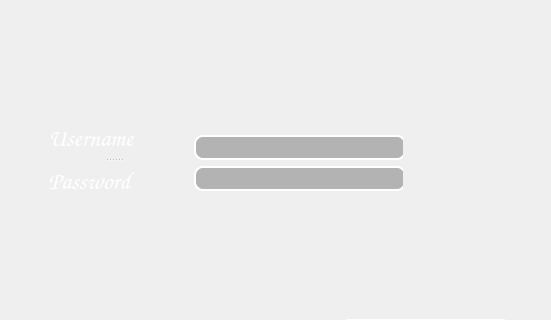
First picture: the form in 3_Solution/PM_Application/PM_GUI_/PM_GUI_.ui, repository liviupopa16/POO_Project_Manager, before the edit; both pictures show x 0 to 551 and y 181 to 501 of the 1005 by 608 pixel window.
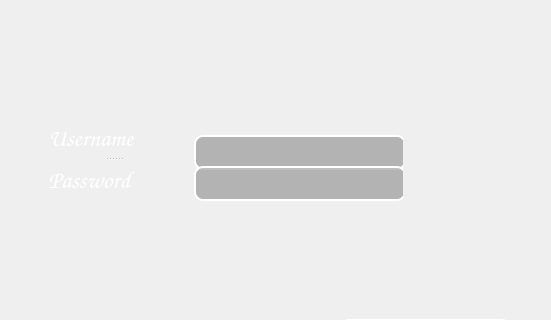
Second picture: the form after the edit. Icons and pictures are not drawn.

```diff
--- a/3_Solution/PM_Application/PM_GUI_/PM_GUI_.ui
+++ b/3_Solution/PM_Application/PM_GUI_/PM_GUI_.ui
@@ -70,6 +70,9 @@
     </property>
    </widget>
    <widget class="QGroupBox" name="groupBox">
+    <property name="enabled">
+     <bool>true</bool>
+    </property>
     <property name="geometry">
      <rect>
       <x>33</x>
@@ -78,6 +81,24 @@
       <height>142</height>
      </rect>
     </property>
+    <property name="sizePolicy">
+     <sizepolicy hsizetype="Fixed" vsizetype="Fixed">
+      <horstretch>0</horstretch>
+      <verstretch>0</verstretch>
+     </sizepolicy>
+    </property>
+    <property name="minimumSize">
+     <size>
+      <width>391</width>
+      <height>142</height>
+     </size>
+    </property>
+    <property name="maximumSize">
+     <size>
+      <width>391</width>
+      <height>142</height>
+     </size>
+    </property>
     <property name="styleSheet">
      <string notr="true">background: transparent;
 border: 0px;
@@ -102,6 +123,24 @@
       <property name="enabled">
        <bool>true</bool>
       </property>
+      <property name="sizePolicy">
+       <sizepolicy hsizetype="Fixed" vsizetype="Fixed">
+        <horstretch>141</horstretch>
+        <verstretch>38</verstretch>
+       </sizepolicy>
+      </property>
+      <property name="minimumSize">
+       <size>
+        <width>141</width>
+        <height>38</height>
+       </size>
+      </property>
+      <property name="maximumSize">
+       <size>
+        <width>141</width>
+        <height>38</height>
+       </size>
+      </property>
       <property name="font">
        <font>
         <family>Comic Sans MS</family>
@@ -123,6 +162,24 @@
       <property name="enabled">
        <bool>true</bool>
       </property>
+      <property name="sizePolicy">
+       <sizepolicy hsizetype="Fixed" vsizetype="Fixed">
+        <horstretch>141</horstretch>
+        <verstretch>38</verstretch>
+       </sizepolicy>
+      </property>
+      <property name="minimumSize">
+       <size>
+        <width>141</width>
+        <height>38</height>
+       </size>
+      </property>
+      <property name="maximumSize">
+       <size>
+        <width>141</width>
+        <height>38</height>
+       </size>
+      </property>
       <property name="font">
        <font>
         <family>Comic Sans MS</family>
@@ -141,7 +198,7 @@
       </property>
      </widget>
     </widget>
-    <widget class="QWidget" name="">
+    <widget class="QWidget" name="layoutWidget">
      <property name="geometry">
       <rect>
        <x>150</x>
@@ -153,6 +210,24 @@
      <layout class="QFormLayout" name="formLayout">
       <item row="0" column="0">
        <widget class="QLineEdit" name="lineEdit_UserName">
+        <property name="sizePolicy">
+         <sizepolicy hsizetype="Fixed" vsizetype="Fixed">
+          <horstretch>212</horstretch>
+          <verstretch>35</verstretch>
+         </sizepolicy>
+        </property>
+        <property name="minimumSize">
+         <size>
+          <width>212</width>
+          <height>35</height>
+         </size>
+        </property>
+        <property name="maximumSize">
+         <size>
+          <width>212</width>
+          <height>35</height>
+         </size>
+        </property>
         <property name="styleSheet">
          <string notr="true">background: transparent;
 font-size:18pt;
@@ -163,10 +238,34 @@
 background: grey;
 background-color: rgba(0, 0, 0, 25%);</string>
         </property>
+        <property name="alignment">
+         <set>Qt::AlignCenter</set>
+        </property>
+        <property name="placeholderText">
+         <string/>
+        </property>
        </widget>
       </item>
       <item row="1" column="0">
        <widget class="QLineEdit" name="lineEdit_Password">
+        <property name="sizePolicy">
+         <sizepolicy hsizetype="Fixed" vsizetype="Fixed">
+          <horstretch>212</horstretch>
+          <verstretch>35</verstretch>
+         </sizepolicy>
+        </property>
+        <property name="minimumSize">
+         <size>
+          <width>212</width>
+          <height>35</height>
+         </size>
+        </property>
+        <property name="maximumSize">
+         <size>
+          <width>212</width>
+          <height>35</height>
+         </size>
+        </property>
         <property name="styleSheet">
          <string notr="true">background: transparent;
 font-size:18pt;
@@ -183,6 +282,12 @@
         <property name="echoMode">
          <enum>QLineEdit::Password</enum>
         </property>
+        <property name="alignment">
+         <set>Qt::AlignCenter</set>
+        </property>
+        <property name="placeholderText">
+         <string/>
+        </property>
        </widget>
       </item>
      </layout>
```
